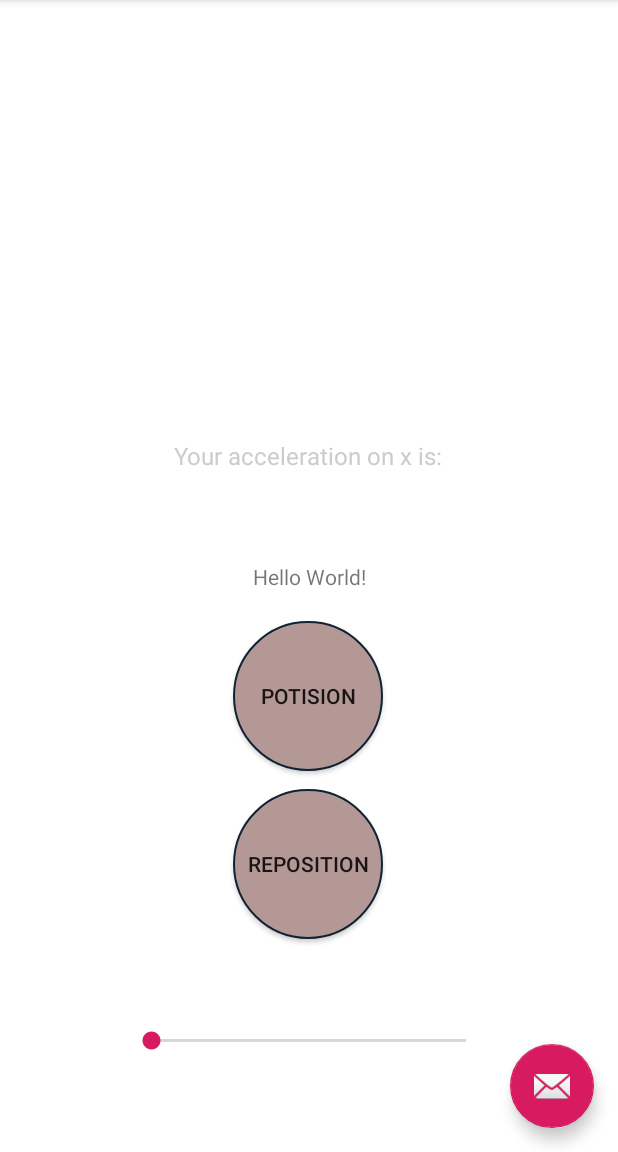
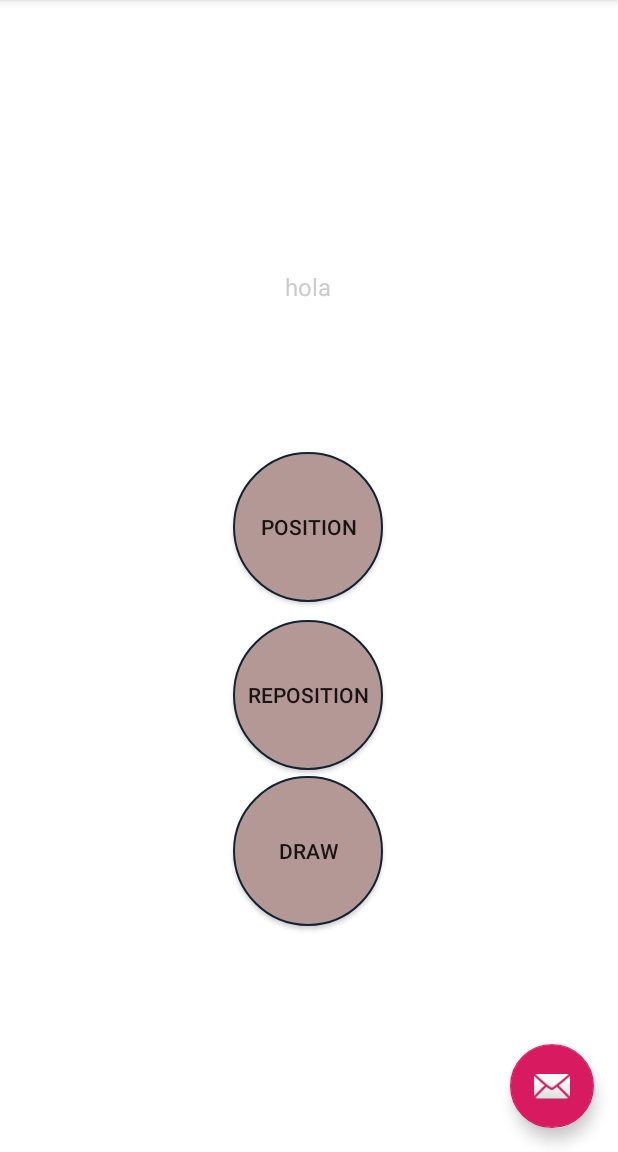
Before and after one commit to Tuddy18/android_3DMouse, an Android app: the screen it shows after launch (MainActivity), on a phone screen of 412 x 824 dp, the part 84-1236 px from its top. Run offline under Robolectric (Android 15) with nearby library versions, the phone set to English and light mode, and no system bars.

Commit message:
activities

```diff
--- a/app/src/main/java/com/example/firstapp/activities/MainActivity.java
+++ b/app/src/main/java/com/example/firstapp/activities/MainActivity.java
@@ -1,13 +1,9 @@
 package com.example.firstapp.activities;
 
-import android.content.Context;
 import android.content.Intent;
 import android.graphics.Color;
 import android.graphics.drawable.Drawable;
-import android.hardware.Sensor;
-import android.hardware.SensorEvent;
 import android.hardware.SensorEventListener;
-import android.hardware.SensorManager;
 import android.os.Bundle;
 import android.support.design.widget.FloatingActionButton;
 import android.support.design.widget.Snackbar;
@@ -22,15 +18,34 @@ import android.widget.SeekBar;
 import android.widget.TextView;
 
 import com.example.firstapp.R;
+import com.example.firstapp.execution.BufferManager;
+import com.example.firstapp.interfaces.IBufferManager;
+import com.example.firstapp.interfaces.IPointerRecorder;
+import com.example.firstapp.interfaces.IPointerSettings;
+import com.example.firstapp.pointer.AcceleratorEventListener;
+import com.example.firstapp.pointer.PointerRecorder;
 
 public class MainActivity extends AppCompatActivity {
 
     public static boolean drawing = false;
+    private IPointerSettings pointerSettings;
+    private IBufferManager bufferManager;
+    private IPointerRecorder pointerRecorder;
+    private SensorEventListener acceleratorEventListener;
 
+
+    private void init() {
+        pointerSettings = new PointerSettings();
+        pointerRecorder = new PointerRecorder(pointerSettings, bufferManager);
+        acceleratorEventListener = new AcceleratorEventListener(pointerSettings, pointerRecorder);
+    }
 
     @Override
     protected void onCreate(Bundle savedInstanceState) {
         super.onCreate(savedInstanceState);
+
+        init();
+
         setContentView(R.layout.activity_main);
         Toolbar toolbar = findViewById(R.id.toolbar);
         setSupportActionBar(toolbar);
@@ -65,16 +80,27 @@ public class MainActivity extends AppCompatActivity {
             }
         });
 
-        final SeekBar slider = findViewById(R.id.slider);
-        slider.setMax(50);
 
         final TextView accText = findViewById(R.id.acc_text);
         accText.setTextColor(Color.LTGRAY);
         accText.setTextSize(16);
 
+        /*accText.setText(pointerRecorder.getCurrentPosition().getX() + " " +
+                pointerRecorder.getCurrentPosition().getY() + " " +
+                pointerRecorder.getCurrentPosition().getZ());*/
+        accText.setText("hola");
+
         Button repositionButton = findViewById(R.id.reposition);
         repositionButton.setBackground(rounded);
         repositionButton.setOnClickListener(new View.OnClickListener() {
+            @Override
+            public void onClick(View v) {
+            }
+        });
+
+        Button draw = findViewById(R.id.draw);
+        draw.setBackground(rounded);
+        draw.setOnClickListener(new View.OnClickListener() {
             @Override
             public void onClick(View v) {
             }
--- a/app/src/main/java/com/example/firstapp/pointer/PointerRecorder.java
+++ b/app/src/main/java/com/example/firstapp/pointer/PointerRecorder.java
@@ -57,6 +57,11 @@ public class PointerRecorder implements IPointerRecorder {
         bufferManager.addCommand(command);
     }
 
+    @Override
+    public Position getCurrentPosition() {
+        return null;
+    }
+
     protected Command createCommand(double x, double y, double z, CommandType type, String color){
         Position p = new Position(x, y, z);
         Command command = new Command(p, type, color);
--- a/app/src/main/res/layout/content_main.xml
+++ b/app/src/main/res/layout/content_main.xml
@@ -12,18 +12,20 @@
         android:id="@+id/textView"
         android:layout_width="wrap_content"
         android:layout_height="wrap_content"
-        android:text="Hello World!"
+        android:text=""
         app:layout_constraintBottom_toBottomOf="parent"
+        app:layout_constraintHorizontal_bias="0.501"
         app:layout_constraintLeft_toLeftOf="parent"
         app:layout_constraintRight_toRightOf="parent"
-        app:layout_constraintTop_toTopOf="parent" />
+        app:layout_constraintTop_toTopOf="parent"
+        app:layout_constraintVertical_bias="0.35" />
 
     <Button
         android:id="@+id/position"
         android:layout_width="wrap_content"
         android:layout_height="wrap_content"
         android:layout_marginTop="20dp"
-        android:text="Potision"
+        android:text="Position"
         app:layout_constraintHorizontal_bias="0.498"
         app:layout_constraintLeft_toLeftOf="parent"
         app:layout_constraintRight_toRightOf="parent"
@@ -40,26 +42,26 @@
         app:layout_constraintRight_toRightOf="parent"
         app:layout_constraintTop_toBottomOf="@+id/position" />
 
+    <Button
+        android:id="@+id/draw"
+        android:layout_width="wrap_content"
+        android:layout_height="wrap_content"
+        android:layout_marginTop="4dp"
+        android:text="Draw"
+        app:layout_constraintHorizontal_bias="0.498"
+        app:layout_constraintLeft_toLeftOf="parent"
+        app:layout_constraintRight_toRightOf="parent"
+        app:layout_constraintTop_toBottomOf="@+id/reposition" />
+
     <TextView
         android:id="@+id/acc_text"
         android:layout_width="wrap_content"
         android:layout_height="wrap_content"
         android:layout_marginBottom="60dp"
-        android:text="Your acceleration on x is:"
         app:layout_constraintBottom_toTopOf="@+id/textView"
         app:layout_constraintHorizontal_bias="0.498"
         app:layout_constraintLeft_toLeftOf="parent"
         app:layout_constraintRight_toRightOf="parent" />
-
-    <SeekBar
-        android:id="@+id/slider"
-        android:layout_width="242dp"
-        android:layout_height="24dp"
-        android:layout_marginTop="56dp"
-        app:layout_constraintHorizontal_bias="0.497"
-        app:layout_constraintLeft_toLeftOf="parent"
-        app:layout_constraintRight_toRightOf="parent"
-        app:layout_constraintTop_toBottomOf="@+id/reposition" />
 
     <TextView
         android:id="@+id/sliderText"
```
